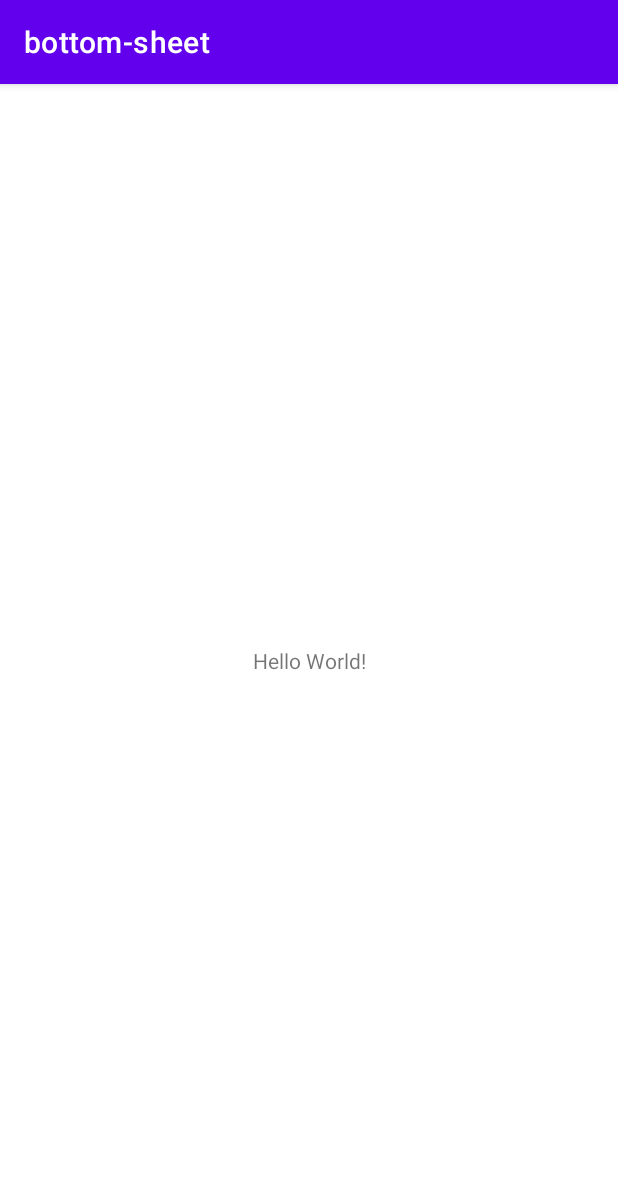
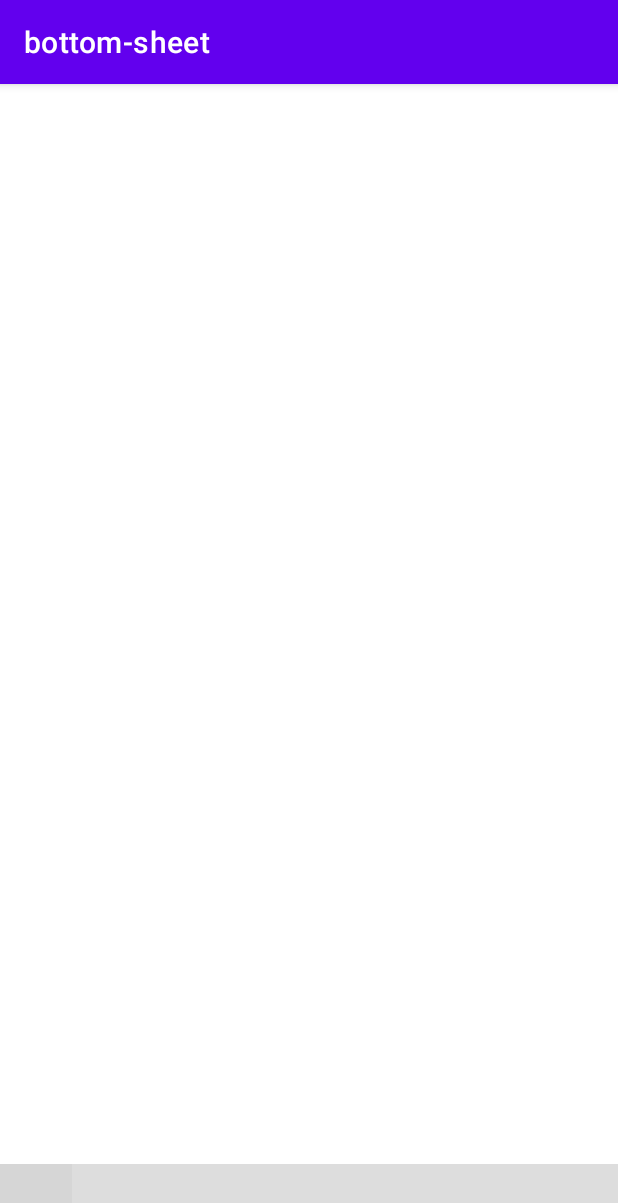
Before and after one commit to yccheok/wediary-sandbox, an Android app: the screen it shows after launch (MainActivity), on a phone screen of 412 x 824 dp. Shown: the top 1203 px of the screen. Run offline under Robolectric (Android 15) with nearby library versions, the phone set to English and light mode, and no system bars; grey boxes are pictures that could not be loaded.

Commit message:
Added button.

```diff
--- a/bottom-sheet/app/build.gradle
+++ b/bottom-sheet/app/build.gradle
@@ -4,12 +4,12 @@ plugins {
 
 android {
     namespace 'com.yocto.bottom_sheet'
-    compileSdk 32
+    compileSdk 33
 
     defaultConfig {
         applicationId "com.yocto.bottom_sheet"
         minSdk 30
-        targetSdk 32
+        targetSdk 33
         versionCode 1
         versionName "1.0"
 
--- a/bottom-sheet/app/src/main/res/layout/activity_main.xml
+++ b/bottom-sheet/app/src/main/res/layout/activity_main.xml
@@ -6,13 +6,25 @@
     android:layout_height="match_parent"
     tools:context=".MainActivity">
 
-    <TextView
-        android:layout_width="wrap_content"
-        android:layout_height="wrap_content"
-        android:text="Hello World!"
+    <LinearLayout
+        android:id="@+id/bottom_linear_layout"
         app:layout_constraintBottom_toBottomOf="parent"
-        app:layout_constraintEnd_toEndOf="parent"
-        app:layout_constraintStart_toStartOf="parent"
-        app:layout_constraintTop_toTopOf="parent" />
+        app:layout_constraintLeft_toLeftOf="parent"
+        app:layout_constraintRight_toRightOf="parent"
+
+        android:layout_width="match_parent"
+        android:layout_height="48dp"
+        android:layout_gravity="bottom"
+        android:orientation="horizontal"
+        android:background="#22000000">
+
+        <ImageButton
+            android:id="@+id/image_button_0"
+            android:layout_width="48dp"
+            android:layout_height="48dp"
+            android:background="?attr/actionBarItemBackground"
+            android:src="@drawable/ic_baseline_anchor_24" />
+
+    </LinearLayout>
 
 </androidx.constraintlayout.widget.ConstraintLayout>
```
